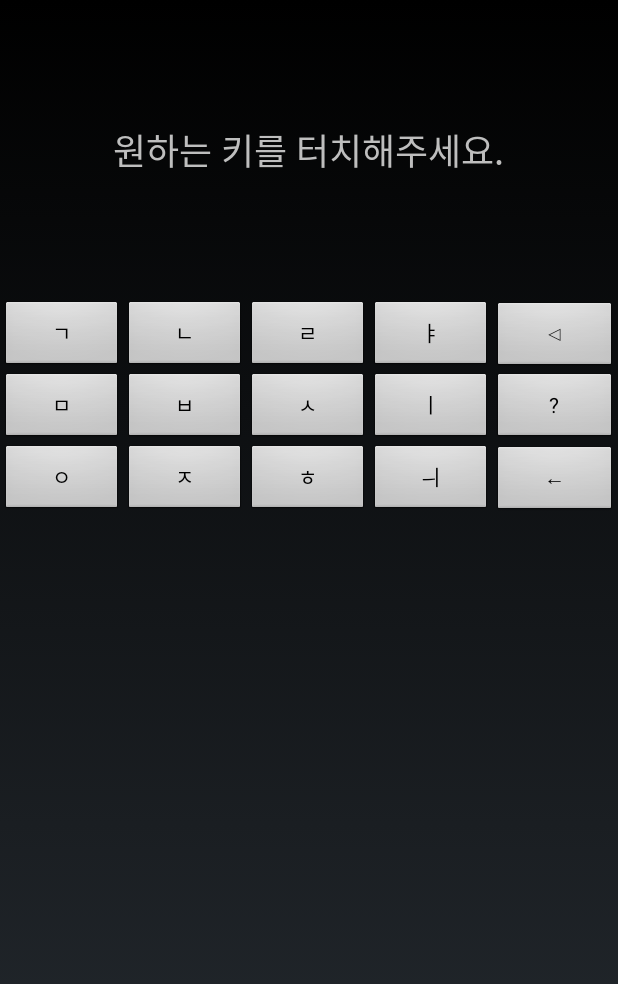
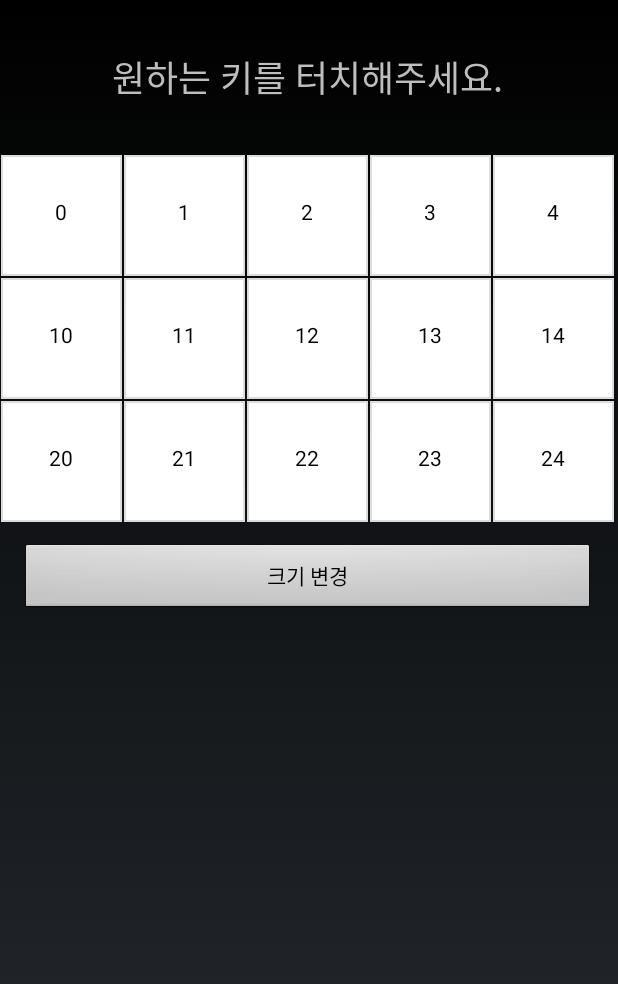
Before and after one commit to Boronare/CustomDragKeyboard, an Android app: the KeySettingActivity screen opened directly, with no data from a screen before it, on a phone screen of 412 x 824 dp. Shown: the top 984 px of the screen. Run offline under Robolectric (Android 15) with nearby library versions, the phone set to English and light mode, and no system bars.

Commit message:
설정 레이아웃 동적 생성완료. 설정 값들 serializable로 구현, 저장 및 불러오기 구현해야함...

```diff
--- a/app/src/main/AndroidManifest.xml
+++ b/app/src/main/AndroidManifest.xml
@@ -61,9 +61,11 @@
         </activity>
         <activity
             android:name=".KeySettingPopupActivity"
-            android:theme="@android:style/Theme.DeviceDefault.Light.Dialog">
+            android:theme="@android:style/Theme.DeviceDefault.Light.Dialog" />
+        <activity
+            android:name=".KeySettingSizeActivity"
+            android:theme="@android:style/Theme.NoTitleBar">
         </activity>
-
     </application>
 
 </manifest>
--- a/app/src/main/java/org/dyndns/fules/ck/KbdModel.java
+++ b/app/src/main/java/org/dyndns/fules/ck/KbdModel.java
@@ -38,4 +38,5 @@ public class KbdModel implements Serializable {
         String sValue;//인자 중 String값.
         int iValue;//인자 중 int값.
     }
+    //ex) getcount 비슷한 메소드 필요하면 만들기.
 }
--- a/app/src/main/java/org/dyndns/fules/ck/KeySettingActivity.java
+++ b/app/src/main/java/org/dyndns/fules/ck/KeySettingActivity.java
@@ -2,30 +2,101 @@ package org.dyndns.fules.ck;
 
 import android.app.Activity;
 import android.content.Intent;
-import android.support.v7.app.AppCompatActivity;
 import android.os.Bundle;
+import android.view.Gravity;
 import android.view.View;
+import android.view.ViewGroup;
 import android.widget.Button;
+import android.widget.ScrollView;
+import android.widget.TableLayout;
+import android.widget.TableRow;
+import android.widget.TextView;
+
 
 public class KeySettingActivity extends Activity {
 
-    int row = 3;
-    int col = 5;
+    Intent intent;
 
-    private Button[][] kbdbutton;
+    int row;    // 2 ~ 6
+    int col;    // 5 ~ 9
 
     @Override
     protected void onCreate(Bundle savedInstanceState) {
         super.onCreate(savedInstanceState);
-        setContentView(R.layout.activity_key_setting);
-        kbdbutton = new Button[row][col];
-        int[][]btnid = {{R.id.button1,R.id.button2,R.id.button3,R.id.button4,R.id.button5},
-                {R.id.button6,R.id.button7,R.id.button8,R.id.button9,R.id.button10},
-                {R.id.button11,R.id.button12,R.id.button13,R.id.button14,R.id.button15}};
-        for(int i=0; i<row; i++)
-            for(int j=0; j<col; j++)
-                this.kbdbutton[i][j] = (Button) findViewById(btnid[i][j]);
+        intent = getIntent();   //preference로 변경해야 함
 
+        row = intent.getIntExtra("row", 3);
+        col = intent.getIntExtra("col", 5);
+
+        ScrollView mainScroll = new ScrollView(this);
+        ScrollView.LayoutParams scrollParams = new ScrollView.LayoutParams(ViewGroup.LayoutParams.MATCH_PARENT,
+                ViewGroup.LayoutParams.MATCH_PARENT)
+
+                ;
+        TableLayout mainLayout = new TableLayout(this);
+        TableLayout.LayoutParams params = new TableLayout.LayoutParams(
+                ViewGroup.LayoutParams.MATCH_PARENT,
+                ViewGroup.LayoutParams.MATCH_PARENT,
+                0.0F
+        );
+
+
+        TableRow blankTr = new TableRow(this);
+        TextView blank = new TextView(this);
+        TableRow.LayoutParams blankParams = new TableRow.LayoutParams();
+        blankParams.span = col;
+        blankParams.width = (getResources().getDisplayMetrics().widthPixels);
+        blankParams.height = (getResources().getDisplayMetrics().heightPixels/8);   //어림잡아 정한 크기
+        blank.setLayoutParams(blankParams);
+        blank.setText("원하는 키를 터치해주세요.");
+        blank.setGravity(Gravity.CENTER);
+        blank.setClickable(false);
+        blank.setTextSize(24);
+        blankTr.addView(blank);
+        mainLayout.addView(blankTr);
+
+        for(int i=0; i<row; i++){
+            TableRow tr = new TableRow(this);
+            for(int j=0; j<col; j++){
+                Button btr = new Button(this);
+                TableRow.LayoutParams buttonParams = new TableRow.LayoutParams(ViewGroup.LayoutParams.WRAP_CONTENT, ViewGroup.LayoutParams.WRAP_CONTENT);
+                btr.setLayoutParams(buttonParams);
+                //btr.setText(i + "" + j);
+                btr.setWidth(getResources().getDisplayMetrics().widthPixels/col);
+                btr.setHeight(getResources().getDisplayMetrics().widthPixels/col);
+                btr.setBackgroundResource(R.drawable.button);
+                btr.setId(10*i + j);
+                btr.setText(btr.getId() + "");
+                btr.setOnClickListener(new View.OnClickListener() {
+                    @Override
+                    public void onClick(View view) {
+                        startActivity(new Intent(KeySettingActivity.this, KeySettingPopupActivity.class));
+                    }
+                });
+                tr.addView(btr);
+            }
+            mainLayout.addView(tr);
+        }
+
+        TableRow sizeTr = new TableRow(this);
+        Button sizeBtr = new Button(this);
+        TableRow.LayoutParams sizeBtrParams = new TableRow.LayoutParams();
+        sizeBtrParams.span = col;
+        sizeBtrParams.setMargins(20,20,20,0);
+        sizeBtr.setLayoutParams(sizeBtrParams);
+        sizeBtr.setText("크기 변경");
+        sizeBtr.setOnClickListener(new View.OnClickListener() {
+            @Override
+            public void onClick(View view) {
+                startActivity(new Intent(KeySettingActivity.this, KeySettingSizeActivity.class));
+            }
+        });
+        sizeTr.addView(sizeBtr);
+        Button applyBtr = new Button(this);
+        applyBtr.setLayoutParams(sizeBtrParams);
+        applyBtr.setText("수정");
+        mainLayout.addView(sizeTr);
+/*
         for(int i=0; i<row; i++)
             for(int j=0; j<col; j++)
                 this.kbdbutton[i][j].setOnClickListener(new View.OnClickListener(){
@@ -35,6 +106,10 @@ public class KeySettingActivity extends Activity {
                         startActivity(new Intent(KeySettingActivity.this, KeySettingPopupActivity.class));
                     }
                 });
+*/
+       // setContentView(mainLayout);
+        mainScroll.addView(mainLayout);
+        setContentView(mainScroll);
 
     }
 
--- /dev/null
+++ b/app/src/main/res/drawable/button.xml
@@ -0,0 +1,18 @@
+<?xml version="1.0" encoding="utf-8"?>
+<layer-list xmlns:android="http://schemas.android.com/apk/res/android" >
+
+    <item
+        android:bottom="1dp"
+        android:left="1dp"
+        android:right="1dp"
+        android:top="1dp">
+        <shape android:shape="rectangle" >
+            <stroke
+                android:width="1dp"
+                android:color="#dcdcdc" />
+
+            <solid android:color="#FFF" />
+        </shape>
+    </item>
+
+</layer-list>
--- a/app/src/main/res/layout/activity_key_setting.xml
+++ /dev/null
@@ -1,116 +0,0 @@
-<?xml version="1.0" encoding="utf-8"?>
-<TableLayout xmlns:android="http://schemas.android.com/apk/res/android"
-    xmlns:app="http://schemas.android.com/apk/res-auto"
-    xmlns:tools="http://schemas.android.com/tools"
-    android:layout_width="match_parent"
-    android:layout_height="match_parent"
-    android:stretchColumns="*"
-    tools:context=".KeySettingActivity">
-
-    <TableRow>
-
-        <TextView
-            android:layout_width="match_parent"
-            android:layout_height="200dp"
-            android:layout_span="5"
-            android:gravity="center_vertical|center_horizontal"
-            android:textSize="24sp"
-            android:text="원하는 키를 터치해주세요."></TextView>
-    </TableRow>
-    <TableRow>
-
-        <Button
-            android:id="@+id/button1"
-            android:layout_width="wrap_content"
-            android:layout_height="wrap_content"
-            android:text="ㄱ" />
-
-        <Button
-            android:id="@+id/button2"
-            android:layout_width="wrap_content"
-            android:layout_height="wrap_content"
-            android:text="ㄴ" />
-
-        <Button
-            android:id="@+id/button3"
-            android:layout_width="wrap_content"
-            android:layout_height="wrap_content"
-            android:text="ㄹ" />
-
-        <Button
-            android:id="@+id/button4"
-            android:layout_width="wrap_content"
-            android:layout_height="wrap_content"
-            android:text="ㅑ" />
-
-        <Button
-            android:id="@+id/button5"
-            android:layout_width="wrap_content"
-            android:layout_height="wrap_content"
-            android:text="◁" />
-    </TableRow>
-    <TableRow>
-
-        <Button
-            android:id="@+id/button6"
-            android:layout_width="wrap_content"
-            android:layout_height="wrap_content"
-            android:text="ㅁ" />
-
-        <Button
-            android:id="@+id/button7"
-            android:layout_width="wrap_content"
-            android:layout_height="wrap_content"
-            android:text="ㅂ" />
-
-        <Button
-            android:id="@+id/button8"
-            android:layout_width="wrap_content"
-            android:layout_height="wrap_content"
-            android:text="ㅅ" />
-
-        <Button
-            android:id="@+id/button9"
-            android:layout_width="wrap_content"
-            android:layout_height="wrap_content"
-            android:text="ㅣ" />
-
-        <Button
-            android:id="@+id/button10"
-            android:layout_width="wrap_content"
-            android:layout_height="wrap_content"
-            android:text="?" />
-    </TableRow>
-    <TableRow>
-
-        <Button
-            android:id="@+id/button11"
-            android:layout_width="wrap_content"
-            android:layout_height="wrap_content"
-            android:text="ㅇ" />
-
-        <Button
-            android:id="@+id/button12"
-            android:layout_width="wrap_content"
-            android:layout_height="wrap_content"
-            android:text="ㅈ" />
-
-        <Button
-            android:id="@+id/button13"
-            android:layout_width="wrap_content"
-            android:layout_height="wrap_content"
-            android:text="ㅎ" />
-
-        <Button
-            android:id="@+id/button14"
-            android:layout_width="wrap_content"
-            android:layout_height="wrap_content"
-            android:text="ㅢ" />
-
-        <Button
-            android:id="@+id/button15"
-            android:layout_width="wrap_content"
-            android:layout_height="wrap_content"
-            android:text="←" />
-    </TableRow>
-</TableLayout>
```
Also changed, not shown: app/src/main/java/org/dyndns/fules/ck/KeySettingSizeActivity.java (added, +51 -0 lines), app/src/main/res/layout/activity_key_setting_popup.xml (+36 -18 lines), app/src/main/res/layout/activity_key_setting_size.xml (added, +42 -0 lines).
